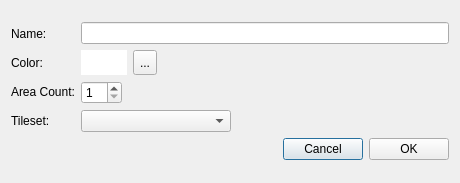
First picture: the form in ui/space/editzonedialog.ui, repository hkeeble/ProcLevelDesigner, before the edit.
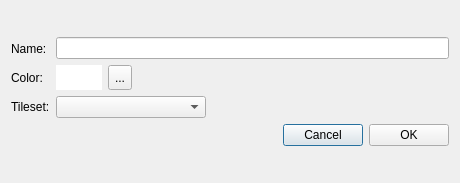
Second picture: the form after the edit.

The edit to the form file:
```diff
--- a/ui/space/editzonedialog.ui
+++ b/ui/space/editzonedialog.ui
@@ -46,13 +46,6 @@
            </property>
           </widget>
          </item>
-         <item>
-          <widget class="QLabel" name="areaCountLabel">
-           <property name="text">
-            <string>Area Count:</string>
-           </property>
-          </widget>
-         </item>
          <item>
           <widget class="QLabel" name="tilesetLabel">
            <property name="text">
@@ -134,22 +127,6 @@
            </item>
           </layout>
          </item>
-         <item>
-          <widget class="QSpinBox" name="areaCountSpinBox">
-           <property name="sizePolicy">
-            <sizepolicy hsizetype="Maximum" vsizetype="Fixed">
-             <horstretch>0</horstretch>
-             <verstretch>0</verstretch>
-            </sizepolicy>
-           </property>
-           <property name="minimum">
-            <number>1</number>
-           </property>
-           <property name="maximum">
-            <number>10</number>
-           </property>
-          </widget>
-         </item>
          <item>
           <widget class="QComboBox" name="tilesetComboBox">
            <property name="sizePolicy">
```
